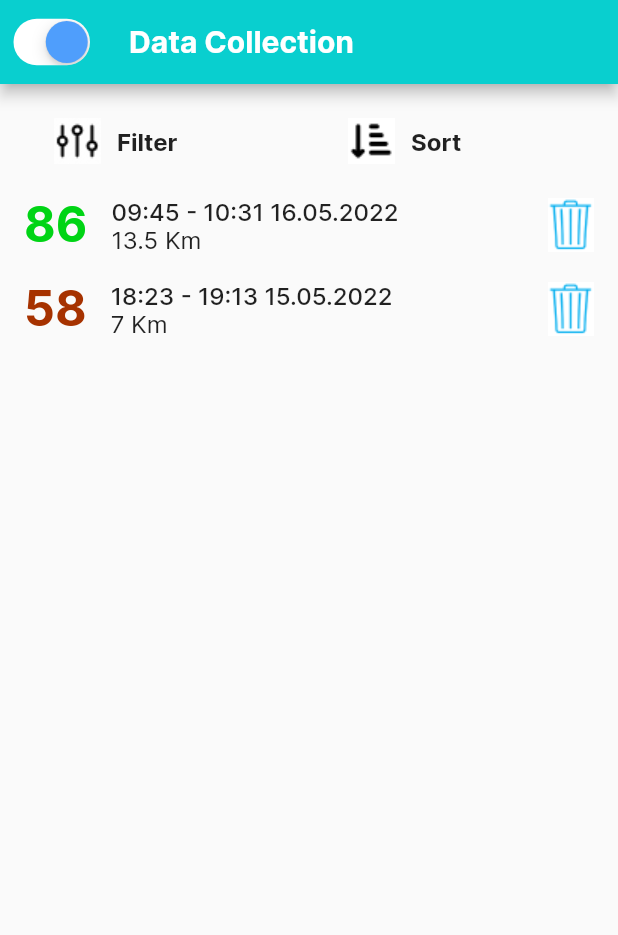
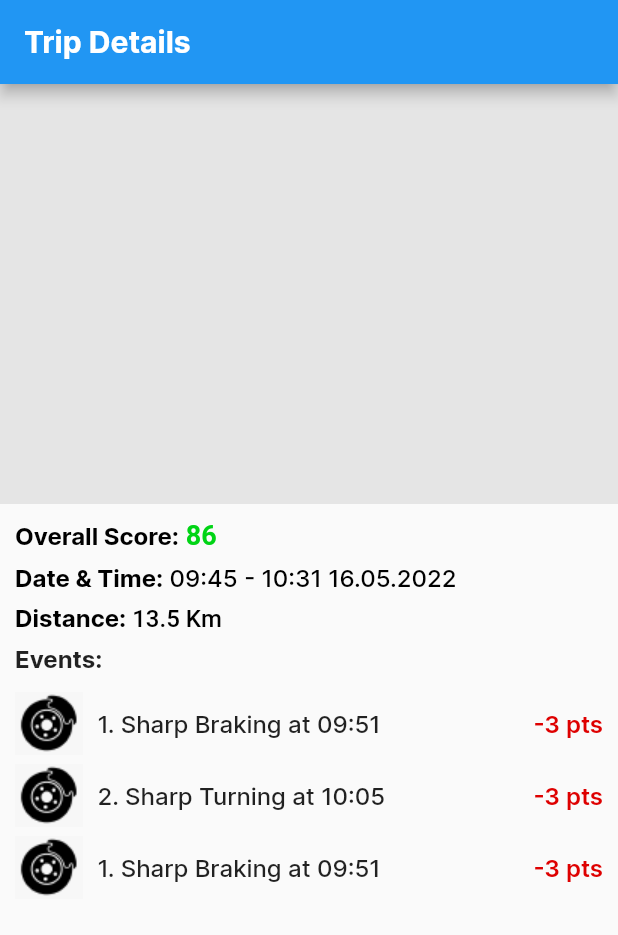
Before and after one commit to SanjulaHaz/Andrii-Melnychuk-Flutter-UI, a Flutter app: the screen it shows after launch, on a phone screen of 412 x 824 dp. Shown: the top 935 px of the screen. Run offline on Flutter 3.47's test engine with Material 2 defaults, Android fonts, the phone set to English and light mode, and no system bars.

Commit message:
Add Trip Details Page

```diff
--- a/lib/main.dart
+++ b/lib/main.dart
@@ -1,5 +1,6 @@
 import 'package:andrii_melnychuk_flutter_ui/home.dart';
 import 'package:andrii_melnychuk_flutter_ui/login.dart';
+import 'package:andrii_melnychuk_flutter_ui/trip-details.dart';
 import 'package:flutter/material.dart';
 
 void main(){
@@ -14,7 +15,7 @@ class MyApp extends StatelessWidget {
       theme: ThemeData(
           primaryColor: Color(0xff09CFCF),
       ),
-      home: Home(),
+      home: TripDetails(),
     );
   }
 }
--- /dev/null
+++ b/lib/trip-details.dart
@@ -0,0 +1,195 @@
+import 'package:flutter/material.dart';
+
+class TripDetails extends StatelessWidget {
+
+  @override
+  Widget build(BuildContext context) {
+    return Scaffold(
+      appBar: AppBar(
+        title: Text(
+          "Trip Details",
+          style: TextStyle(
+            fontFamily: "Inter",
+            fontSize: 20,
+            fontWeight: FontWeight.w700,
+          ),
+        ),
+      ),
+      body: Column(
+        crossAxisAlignment: CrossAxisAlignment.start,
+        children: [
+          Container(
+            height: 280,
+            width: double.infinity,
+            color: Color(0xffE5E5E5),
+          ),
+          SizedBox(
+            height: 10,
+          ),
+          Padding(
+            padding: const EdgeInsets.symmetric(horizontal: 10),
+            child: RichText(
+              text: TextSpan(
+                  text: 'Overall Score:',
+                  style: TextStyle(
+                    color: Colors.black,
+                    fontFamily: "Inter",
+                    fontSize: 16,
+                    fontWeight: FontWeight.w700,
+                  ),
+                  children: <TextSpan>[
+                    TextSpan(text: ' 86',
+                        style: TextStyle(
+                          color: Color(0xff00D415),
+                          fontSize: 18,
+                          fontWeight: FontWeight.w700,
+                        ),
+                    )
+                  ]
+              ),
+            ),
+          ),
+          SizedBox(
+            height: 8,
+          ),
+          Padding(
+            padding: const EdgeInsets.symmetric(horizontal: 10),
+            child: RichText(
+              text: TextSpan(
+                  text: 'Date & Time:',
+                  style: TextStyle(
+                    color: Colors.black,
+                    fontFamily: "Inter",
+                    fontSize: 16,
+                    fontWeight: FontWeight.w700,
+                  ),
+                  children: <TextSpan>[
+                    TextSpan(text: ' 09:45 - 10:31 16.05.2022',
+                        style: TextStyle(
+                          color: Colors.black,
+                          fontFamily: "Inter",
+                          fontSize: 16,
+                          fontWeight: FontWeight.w500,
+                        ),
+                    )
+                  ]
+              ),
+            ),
+          ),
+          SizedBox(
+            height: 8,
+          ),
+          Padding(
+            padding: const EdgeInsets.symmetric(horizontal: 10),
+            child: RichText(
+              text: TextSpan(
+                  text: 'Distance:',
+                  style: TextStyle(
+                    color: Colors.black,
+                    fontFamily: "Inter",
+                    fontSize: 16,
+                    fontWeight: FontWeight.w700,
+                  ),
+                  children: <TextSpan>[
+                    TextSpan(text: ' 13.5 Km',
+                        style: TextStyle(
+                          color: Colors.black,
+                          fontSize: 16,
+                          fontWeight: FontWeight.w500,
+                        ),
+                    )
+                  ]
+              ),
+            ),
+          ),
+          SizedBox(
+            height: 8,
+          ),
+          Padding(
+            padding: const EdgeInsets.symmetric(horizontal: 10),
+            child: Text(
+              "Events:",
+              style: TextStyle(
+                fontFamily: "Inter",
+                fontSize: 16,
+                fontWeight: FontWeight.w700,
+              ),
+            ),
+          ),
+          SizedBox(
+            height: 10,
+          ),
+          ListTile(
+            contentPadding: EdgeInsets.symmetric(horizontal: 10),
+            dense: true,
+            horizontalTitleGap: 10,
+            leading: Image.asset("assets/fill-tire.png"),
+            title: Text(
+              "1. Sharp Braking at 09:51",
+              style: TextStyle(
+                fontFamily: "Inter",
+                fontSize: 16,
+                fontWeight: FontWeight.w500,
+              ),
+            ),
+            trailing: Text(
+              "-3 pts",
+              style: TextStyle(
+                color: Color(0xffDE0000),
+                fontFamily: "Inter",
+                fontSize: 16,
+                fontWeight: FontWeight.w600,
+              ),
+            ),
+          ),
+          ListTile(
+            contentPadding: EdgeInsets.symmetric(horizontal: 10),
+            dense: true,
+            horizontalTitleGap: 10,
+            leading: Image.asset("assets/fill-tire.png"),
+            title: Text(
+              "2. Sharp Turning at 10:05",
+              style: TextStyle(
+                fontFamily: "Inter",
+                fontSize: 16,
+                fontWeight: FontWeight.w500,
+              ),
+            ),
+            trailing: Text(
+              "-3 pts",
+              style: TextStyle(
+                color: Color(0xffDE0000),
+                fontFamily: "Inter",
+                fontSize: 16,
+                fontWeight: FontWeight.w600,
+              ),
+            ),
+          ),
+          ListTile(
+            contentPadding: EdgeInsets.symmetric(horizontal: 10),
+            dense: true,
+            horizontalTitleGap: 10,
+            leading: Image.asset("assets/fill-tire.png"),
+            title: Text(
+              "1. Sharp Braking at 09:51",
+              style: TextStyle(
+                fontFamily: "Inter",
+                fontSize: 16,
+                fontWeight: FontWeight.w500,
+              ),
+            ),
+            trailing: Text(
+              "-3 pts",
+              style: TextStyle(
+                color: Color(0xffDE0000),
+                fontFamily: "Inter",
+                fontSize: 16,
+                fontWeight: FontWeight.w600,
+              ),
+            ),
+          ),
+        ],
+      ),
+    );
+  }
+}
```
Also changed, not shown: assets/fill-tire.png (added).
